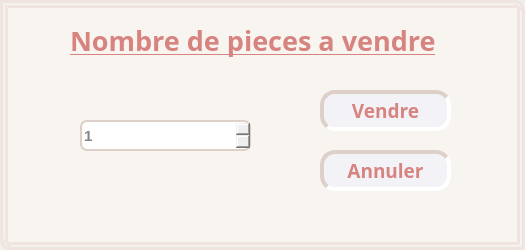
The window that Ahminy/vente.ui (hendzormati/Qt-Arduino-Sqldeveloper) describes before a commit, drawn with Qt 5.
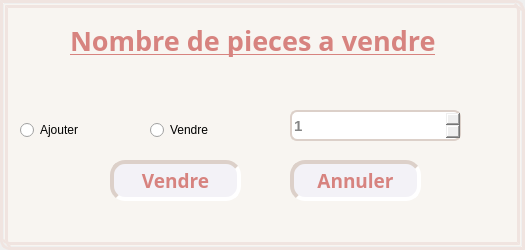
The same window after the commit.

```diff
--- a/Ahminy/vente.ui
+++ b/Ahminy/vente.ui
@@ -104,8 +104,8 @@
    <widget class="QSpinBox" name="nbresinv">
     <property name="geometry">
      <rect>
-      <x>80</x>
-      <y>120</y>
+      <x>290</x>
+      <y>110</y>
       <width>171</width>
       <height>31</height>
      </rect>
@@ -117,8 +117,8 @@
    <widget class="QPushButton" name="vendinv">
     <property name="geometry">
      <rect>
-      <x>320</x>
-      <y>90</y>
+      <x>110</x>
+      <y>160</y>
       <width>131</width>
       <height>41</height>
      </rect>
@@ -139,8 +139,8 @@
    <widget class="QPushButton" name="closeinv">
     <property name="geometry">
      <rect>
-      <x>320</x>
-      <y>150</y>
+      <x>290</x>
+      <y>160</y>
       <width>131</width>
       <height>41</height>
      </rect>
@@ -158,6 +158,32 @@
      <string>Annuler</string>
     </property>
    </widget>
+   <widget class="QRadioButton" name="vendre">
+    <property name="geometry">
+     <rect>
+      <x>150</x>
+      <y>120</y>
+      <width>97</width>
+      <height>20</height>
+     </rect>
+    </property>
+    <property name="text">
+     <string>Vendre</string>
+    </property>
+   </widget>
+   <widget class="QRadioButton" name="ajouter">
+    <property name="geometry">
+     <rect>
+      <x>20</x>
+      <y>120</y>
+      <width>97</width>
+      <height>20</height>
+     </rect>
+    </property>
+    <property name="text">
+     <string>Ajouter</string>
+    </property>
+   </widget>
   </widget>
  </widget>
  <resources/>
```
